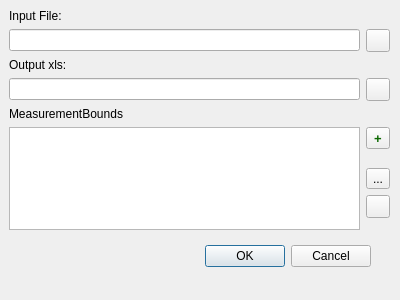
The window that gui/convertdialog.ui (Roflincopter/massspec-convert) describes before a commit, drawn with Qt 5.
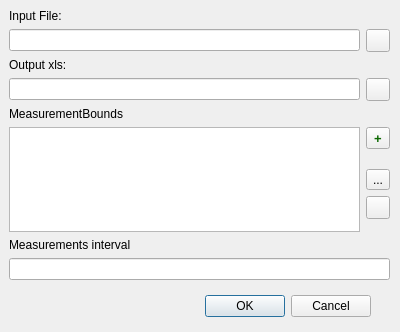
The same window after the commit.

Commit message:
Adds a measurement interval between 2 groups of measurements.
This will split up the entire output file in to the given measurements.

```diff
--- a/gui/convertdialog.ui
+++ b/gui/convertdialog.ui
@@ -7,7 +7,7 @@
     <x>0</x>
     <y>0</y>
     <width>400</width>
-    <height>300</height>
+    <height>332</height>
    </rect>
   </property>
   <property name="windowTitle">
@@ -17,7 +17,7 @@
    <property name="geometry">
     <rect>
      <x>30</x>
-     <y>240</y>
+     <y>290</y>
      <width>341</width>
      <height>32</height>
     </rect>
@@ -35,7 +35,7 @@
      <x>9</x>
      <y>9</y>
      <width>381</width>
-     <height>221</height>
+     <height>271</height>
     </rect>
    </property>
    <layout class="QVBoxLayout" name="verticalLayout">
@@ -213,6 +213,16 @@
       </item>
      </layout>
     </item>
+    <item>
+     <widget class="QLabel" name="interval_label">
+      <property name="text">
+       <string>Measurements interval</string>
+      </property>
+     </widget>
+    </item>
+    <item>
+     <widget class="QLineEdit" name="interval"/>
+    </item>
    </layout>
   </widget>
   <zorder>buttonBox</zorder>
```
Left out of the diff: 10 changed lines with no effect on the pictures. The commit also changes 5 other files.
